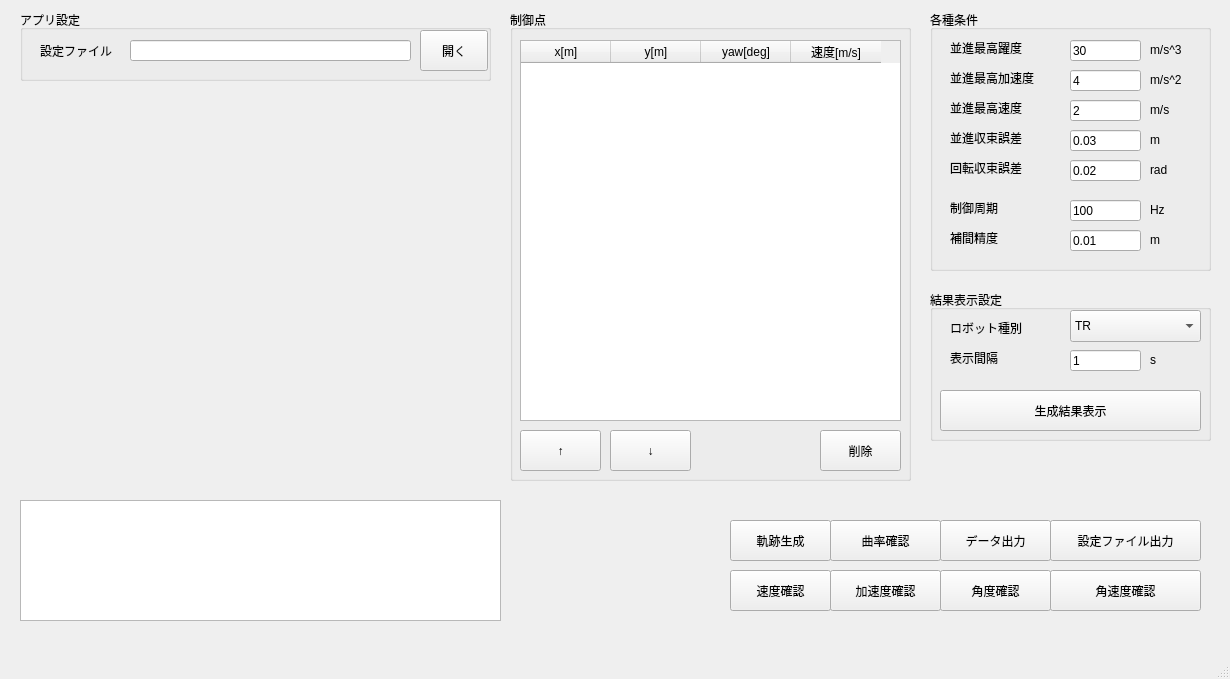
This is trajectory_generator/resources/trajectory_generator.ui in surpace0924/simple_trajectory_generator_gui as Qt 5 draws it before an edit. The edited form follows.
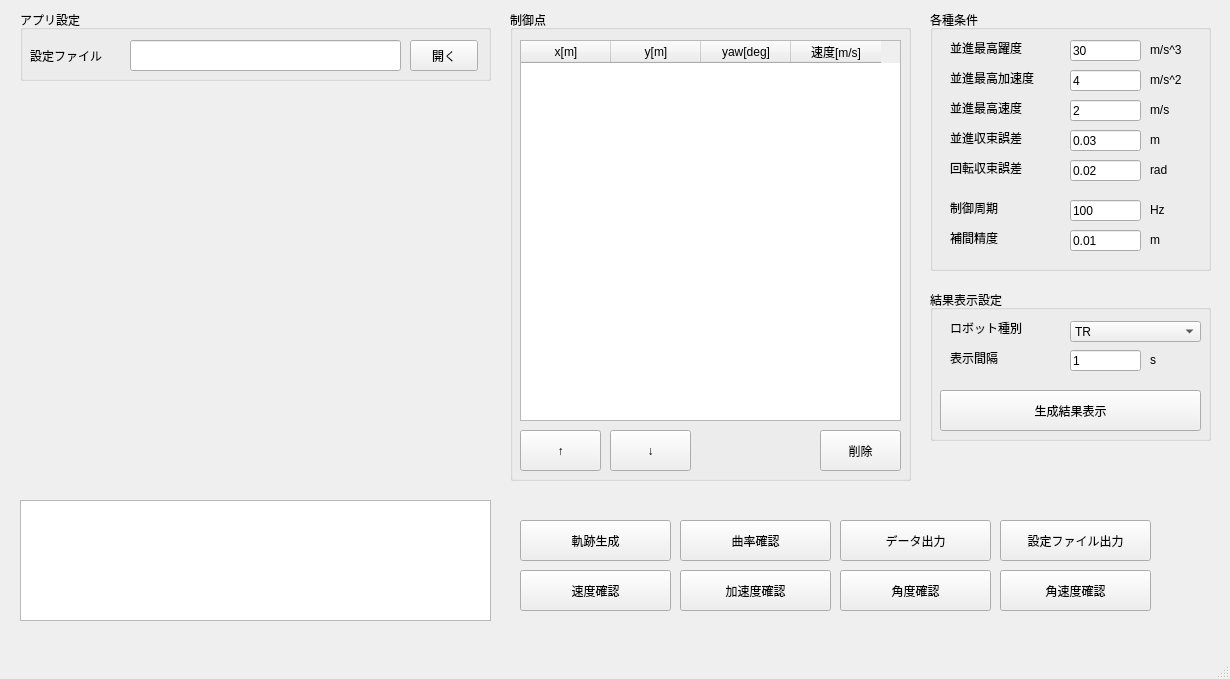
This is the edited form.

Commit message: Enhance robot shape functionality and update trajectory viewer

Diff of the .ui file:
```diff
--- a/trajectory_generator/resources/trajectory_generator.ui
+++ b/trajectory_generator/resources/trajectory_generator.ui
@@ -22,7 +22,7 @@
      <rect>
       <x>20</x>
       <y>500</y>
-      <width>481</width>
+      <width>471</width>
       <height>121</height>
      </rect>
     </property>
@@ -40,9 +40,9 @@
    <widget class="QPushButton" name="pushButton">
     <property name="geometry">
      <rect>
-      <x>730</x>
+      <x>520</x>
       <y>520</y>
-      <width>101</width>
+      <width>151</width>
       <height>41</height>
      </rect>
     </property>
@@ -56,9 +56,9 @@
     </property>
     <property name="geometry">
      <rect>
-      <x>940</x>
+      <x>840</x>
       <y>520</y>
-      <width>111</width>
+      <width>151</width>
       <height>41</height>
      </rect>
     </property>
@@ -75,7 +75,7 @@
     </property>
     <property name="geometry">
      <rect>
-      <x>1050</x>
+      <x>1000</x>
       <y>520</y>
       <width>151</width>
       <height>41</height>
@@ -91,9 +91,9 @@
    <widget class="QPushButton" name="pushButton_11">
     <property name="geometry">
      <rect>
-      <x>730</x>
+      <x>520</x>
       <y>570</y>
-      <width>101</width>
+      <width>151</width>
       <height>41</height>
      </rect>
     </property>
@@ -104,9 +104,9 @@
    <widget class="QPushButton" name="pushButton_12">
     <property name="geometry">
      <rect>
-      <x>830</x>
+      <x>680</x>
       <y>570</y>
-      <width>111</width>
+      <width>151</width>
       <height>41</height>
      </rect>
     </property>
@@ -117,9 +117,9 @@
    <widget class="QPushButton" name="pushButton_13">
     <property name="geometry">
      <rect>
-      <x>830</x>
+      <x>680</x>
       <y>520</y>
-      <width>111</width>
+      <width>151</width>
       <height>41</height>
      </rect>
     </property>
@@ -142,10 +142,10 @@
     <widget class="QPushButton" name="pushButton_7">
      <property name="geometry">
       <rect>
-       <x>400</x>
-       <y>20</y>
+       <x>390</x>
+       <y>30</y>
        <width>68</width>
-       <height>41</height>
+       <height>31</height>
       </rect>
      </property>
      <property name="text">
@@ -155,10 +155,10 @@
     <widget class="QLabel" name="label_7">
      <property name="geometry">
       <rect>
-       <x>20</x>
+       <x>10</x>
        <y>30</y>
        <width>91</width>
-       <height>21</height>
+       <height>31</height>
       </rect>
      </property>
      <property name="text">
@@ -170,8 +170,8 @@
       <rect>
        <x>110</x>
        <y>30</y>
-       <width>281</width>
-       <height>21</height>
+       <width>271</width>
+       <height>31</height>
       </rect>
      </property>
      <property name="text">
@@ -572,9 +572,9 @@
      <property name="geometry">
       <rect>
        <x>140</x>
-       <y>20</y>
+       <y>31</y>
        <width>131</width>
-       <height>32</height>
+       <height>21</height>
       </rect>
      </property>
      <item>
@@ -663,9 +663,9 @@
    <widget class="QPushButton" name="pushButton_16">
     <property name="geometry">
      <rect>
-      <x>940</x>
+      <x>840</x>
       <y>570</y>
-      <width>111</width>
+      <width>151</width>
       <height>41</height>
      </rect>
     </property>
@@ -679,7 +679,7 @@
     </property>
     <property name="geometry">
      <rect>
-      <x>1050</x>
+      <x>1000</x>
       <y>570</y>
       <width>151</width>
       <height>41</height>
```
The commit also changes 9 other files.
